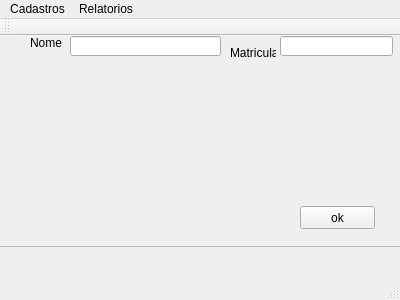
First picture: the form in Geovani/mainwindows.ui, repository UnPComp2013/Grupo5, before the edit.
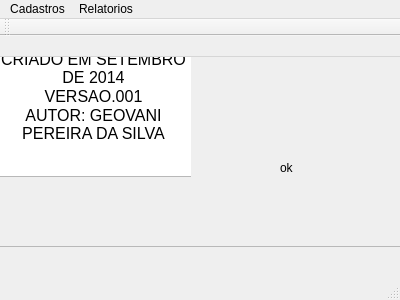
Second picture: the form after the edit.

The edit to the form file:
```diff
--- a/Geovani/mainwindows.ui
+++ b/Geovani/mainwindows.ui
@@ -67,17 +67,67 @@
     </widget>
     <widget class="QLabel" name="label">
      <property name="geometry">
+     <rect>
+      <x>290</x>
+      <y>130</y>
+      <width>75</width>
+      <height>23</height>
+     </rect>
+    </property>
+    <property name="text">
+     <string>ok</string>
+    </property>
+   </widget>
+   <widget class="QWidget" name="sobre_widget" native="true">
+    <property name="geometry">
+     <rect>
+      <x>0</x>
+      <y>0</y>
+      <width>201</width>
+      <height>161</height>
+     </rect>
+    </property>
+    <widget class="QTextEdit" name="textEdit">
+     <property name="geometry">
       <rect>
-       <x>40</x>
-       <y>10</y>
-       <width>46</width>
-       <height>13</height>
+       <x>3</x>
+       <y>0</y>
+       <width>201</width>
+       <height>151</height>
       </rect>
      </property>
-     <property name="text">
-      <string>Nome</string>
+     <property name="html">
+      <string>&lt;!DOCTYPE HTML PUBLIC &quot;-//W3C//DTD HTML 4.0//EN&quot; &quot;http://www.w3.org/TR/REC-html40/strict.dtd&quot;&gt;
+&lt;html&gt;&lt;head&gt;&lt;meta name=&quot;qrichtext&quot; content=&quot;1&quot; /&gt;&lt;style type=&quot;text/css&quot;&gt;
+p, li { white-space: pre-wrap; }
+&lt;/style&gt;&lt;/head&gt;&lt;body style=&quot; font-family:'MS Shell Dlg 2'; font-size:8.25pt; font-weight:400; font-style:normal;&quot;&gt;
+&lt;p align=&quot;center&quot; style=&quot; margin-top:0px; margin-bottom:0px; margin-left:0px; margin-right:0px; -qt-block-indent:0; text-indent:0px;&quot;&gt;&lt;span style=&quot; font-size:12pt;&quot;&gt;SOBRE:&lt;/span&gt;&lt;/p&gt;
+&lt;p align=&quot;center&quot; style=&quot; margin-top:0px; margin-bottom:0px; margin-left:0px; margin-right:0px; -qt-block-indent:0; text-indent:0px;&quot;&gt;&lt;span style=&quot; font-size:12pt;&quot;&gt;CRIADO EM SETEMBRO DE 2014&lt;/span&gt;&lt;/p&gt;
+&lt;p align=&quot;center&quot; style=&quot; margin-top:0px; margin-bottom:0px; margin-left:0px; margin-right:0px; -qt-block-indent:0; text-indent:0px;&quot;&gt;&lt;span style=&quot; font-size:12pt;&quot;&gt;VERSAO.001&lt;/span&gt;&lt;/p&gt;
+&lt;p align=&quot;center&quot; style=&quot; margin-top:0px; margin-bottom:0px; margin-left:0px; margin-right:0px; -qt-block-indent:0; text-indent:0px;&quot;&gt;&lt;span style=&quot; font-size:12pt;&quot;&gt;AUTOR: GEOVANI PEREIRA DA SILVA&lt;/span&gt;&lt;/p&gt;
+&lt;p align=&quot;center&quot; style=&quot;-qt-paragraph-type:empty; margin-top:0px; margin-bottom:0px; margin-left:0px; margin-right:0px; -qt-block-indent:0; text-indent:0px; font-size:12pt;&quot;&gt;&lt;br /&gt;&lt;/p&gt;&lt;/body&gt;&lt;/html&gt;</string>
      </property>
     </widget>
+   </widget>
+  </widget>
+  <widget class="QToolBar" name="mainToolBar">
+   <attribute name="toolBarArea">
+    <enum>TopToolBarArea</enum>
+   </attribute>
+   <attribute name="toolBarBreak">
+    <bool>false</bool>
+   </attribute>
+  </widget>
+  <widget class="QStatusBar" name="statusBar"/>
+  <widget class="QMenuBar" name="menuBar">
+   <property name="geometry">
+    <rect>
+     <x>0</x>
+     <y>0</y>
+     <width>400</width>
+     <height>21</height>
+    </rect>
+   </property>
     <widget class="QPushButton" name="pushButton">
      <property name="geometry">
       <rect>
```
Left out of the diff: 10 changed lines with no effect on the pictures.
